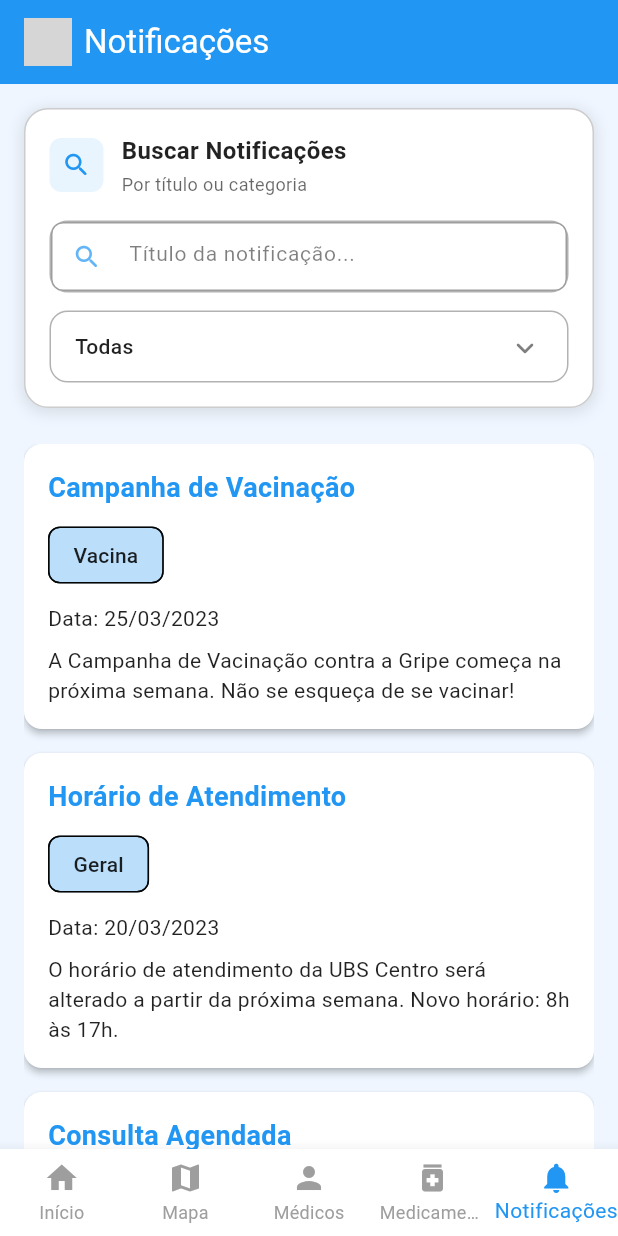
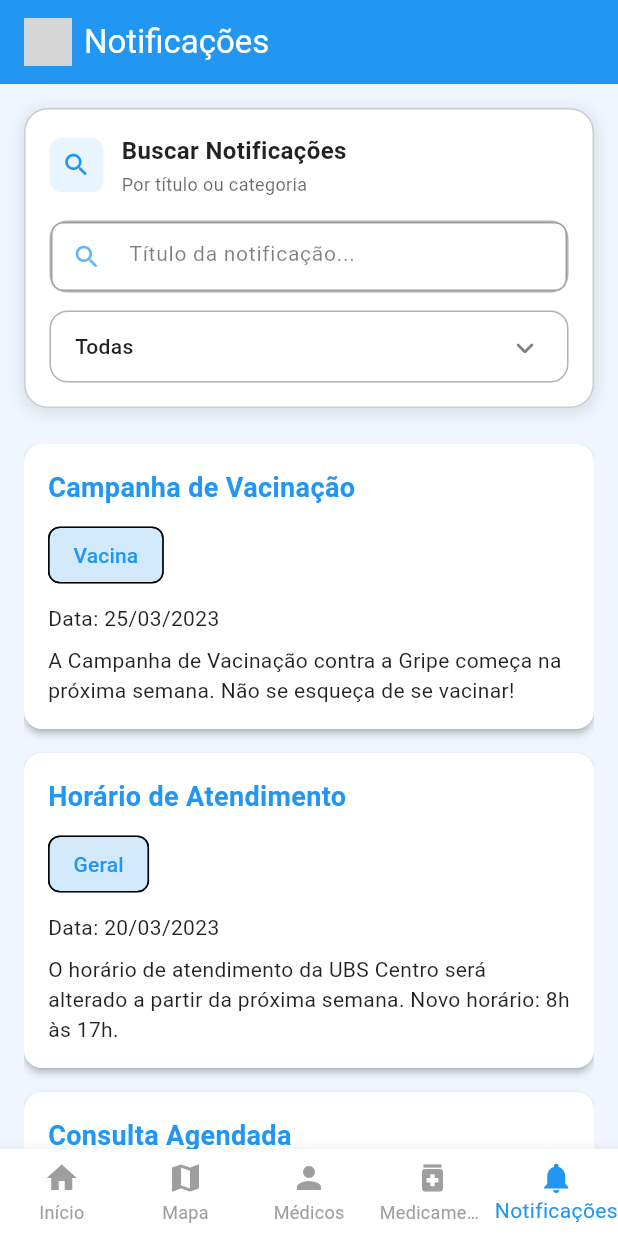
Before and after one commit to ElissonRochaa/MOBILE-25.1-BitHealth, a Flutter app: the NotificationsPage screen opened by its route, on a phone screen of 412 x 824 dp. Run offline on Flutter 3.47's test engine with Material 3 defaults, Android fonts, the phone set to English and light mode, and no system bars; our stand-ins replace dio, flutter_map, latlong2, share_plus, shared_preferences; accounts and stored records are empty; network calls fail; grey boxes are pictures that could not be loaded.

Commit message:
refactor: update NotificationCard to use theme colors for styling

```diff
--- a/lib/view/pages/notifications_page.dart
+++ b/lib/view/pages/notifications_page.dart
@@ -141,6 +141,12 @@ class NotificationCard extends StatelessWidget {
 
   @override
   Widget build(BuildContext context) {
+    final theme = Theme.of(context);
+
+    final titleColor = theme.colorScheme.primary;
+
+    final chipBackgroundColor = titleColor.withOpacity(0.2);
+
     return Card(
       margin: const EdgeInsets.only(bottom: 16),
       child: Padding(
@@ -150,16 +156,21 @@ class NotificationCard extends StatelessWidget {
           children: [
             Text(
               title,
-              style: const TextStyle(
+              style: TextStyle(
                 fontSize: 18,
                 fontWeight: FontWeight.bold,
-                color: Colors.blue,
+                color: titleColor,
               ),
             ),
             const SizedBox(height: 8),
             Chip(
-              label: Text(category),
-              backgroundColor: Colors.blue.shade100,
+              label: Text(
+                category,
+                style: TextStyle(
+                  color: titleColor,
+                ),
+              ),
+              backgroundColor: chipBackgroundColor,
             ),
             const SizedBox(height: 8),
             Text("Data: $date"),
```
